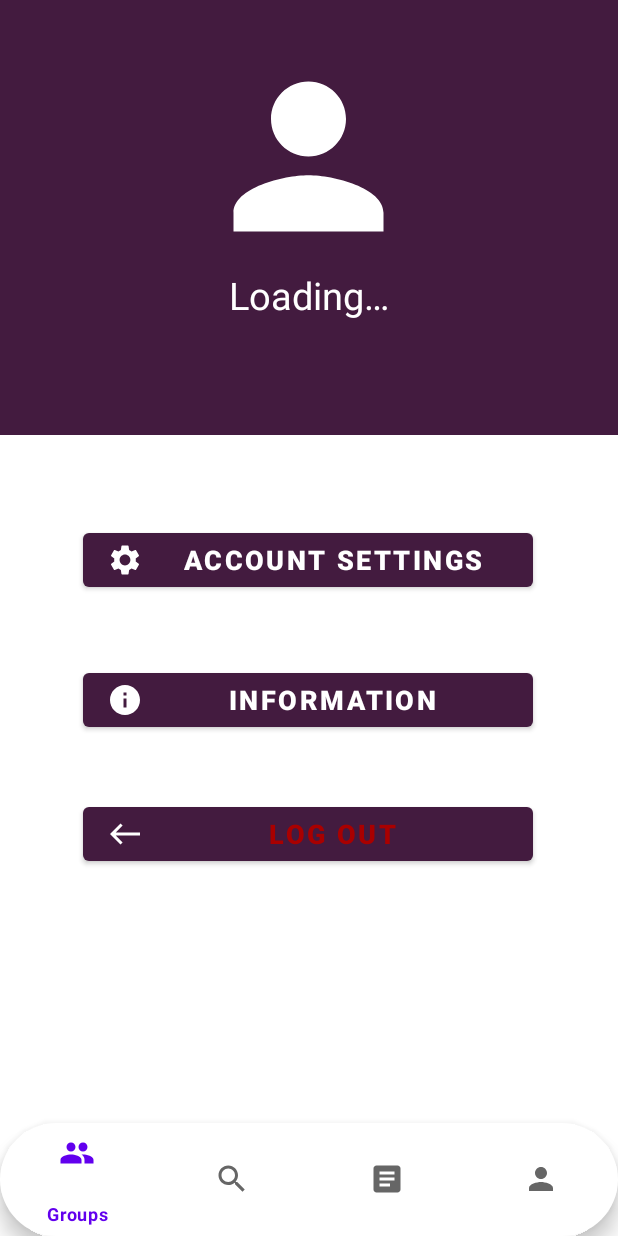
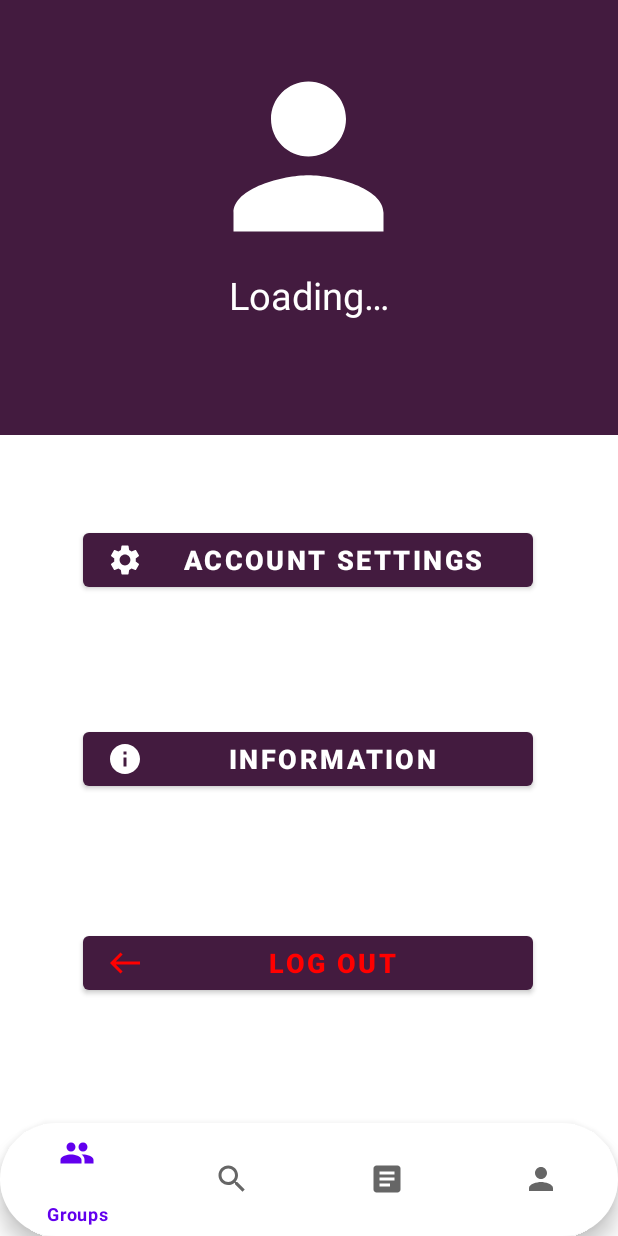
Before and after one commit to Shamilx/VirtualGundelik, an Android app: the fragment ProfileFragment placed in its activity, on a phone screen of 412 x 824 dp. Run offline under Robolectric (Android 15) with nearby library versions, the phone set to English and light mode, and no system bars; our stand-ins replace Firebase (no records; nobody signed in at launch, a user with empty details on screens opened directly); 2 statements that could not run were skipped.

Commit message:
Update6(demo)

```diff
--- a/app/src/main/res/layout/activity_get_info.xml
+++ b/app/src/main/res/layout/activity_get_info.xml
@@ -13,7 +13,7 @@
         android:layout_width="wrap_content"
         android:layout_height="wrap_content"
         android:text="@string/informations"
-        android:textColor="#431B3F"
+        android:textColor="#250E18"
         android:textSize="30sp"
         android:textStyle="italic"
         android:typeface="sans"
@@ -91,7 +91,7 @@
             android:id="@+id/date_of_birth"
             android:layout_width="wrap_content"
             android:layout_height="wrap_content"
-            android:textColor="#431B3F"
+            android:textColor="@color/purple_700"
             android:maxLength="254"
             android:maxLines="1"
             android:scrollHorizontally="true"
@@ -118,7 +118,7 @@
         android:hint="@string/save"
         android:textColorHint="@color/white"
         android:textSize="17sp"
-        app:backgroundTint="#431B3F"
+        app:backgroundTint="#730235"
         app:layout_constraintBottom_toBottomOf="parent"
         app:layout_constraintEnd_toEndOf="parent"
         app:layout_constraintHorizontal_bias="0.498"
--- a/app/src/main/res/layout/activity_profile_settings.xml
+++ b/app/src/main/res/layout/activity_profile_settings.xml
@@ -10,7 +10,7 @@
         android:id="@+id/view2"
         android:layout_width="match_parent"
         android:layout_height="290dp"
-        android:background="#431B3F"
+        android:background="#F67280"
         app:layout_constraintBottom_toBottomOf="parent"
         app:layout_constraintEnd_toEndOf="parent"
         app:layout_constraintHorizontal_bias="0.0"
--- a/app/src/main/res/layout/activity_register.xml
+++ b/app/src/main/res/layout/activity_register.xml
@@ -13,7 +13,7 @@
         android:layout_marginTop="30dp"
         android:layout_marginBottom="78dp"
         android:text="@string/register_text"
-        android:textColor="#F67280"
+        android:textColor="#250E18"
         android:textSize="30sp"
         android:textStyle="italic"
         android:typeface="sans"
--- a/app/src/main/res/layout/fragment_profile.xml
+++ b/app/src/main/res/layout/fragment_profile.xml
@@ -54,7 +54,7 @@
             app:layout_constraintHorizontal_bias="0.495"
             app:layout_constraintStart_toStartOf="parent"
             app:layout_constraintTop_toTopOf="@+id/view2"
-            app:layout_constraintVertical_bias="0.632"
+            app:layout_constraintVertical_bias="0.688"
             tools:ignore="TextContrastCheck" />
 
         <com.google.android.material.button.MaterialButton
@@ -63,18 +63,18 @@
             android:layout_height="wrap_content"
             android:text="@string/profile_log_out"
             android:textAlignment="center"
-            android:textColor="#A90000"
+            android:textColor="@color/red"
             android:textSize="18sp"
             android:textStyle="bold"
             app:backgroundTint="#431B3F"
             app:icon="@drawable/ic_baseline_west_24"
-            app:iconTint="@color/white"
+            app:iconTint="@color/red"
             app:layout_constraintBottom_toBottomOf="parent"
             app:layout_constraintEnd_toEndOf="parent"
             app:layout_constraintHorizontal_bias="0.495"
             app:layout_constraintStart_toStartOf="parent"
             app:layout_constraintTop_toTopOf="parent"
-            app:layout_constraintVertical_bias="0.759"
+            app:layout_constraintVertical_bias="0.882"
             tools:ignore="TextContrastCheck" />
 
         <View
```
Also changed, not shown: app/src/main/java/com/shamil/virtualgundelik/RegisterActivity.java (+7 -6 lines).
